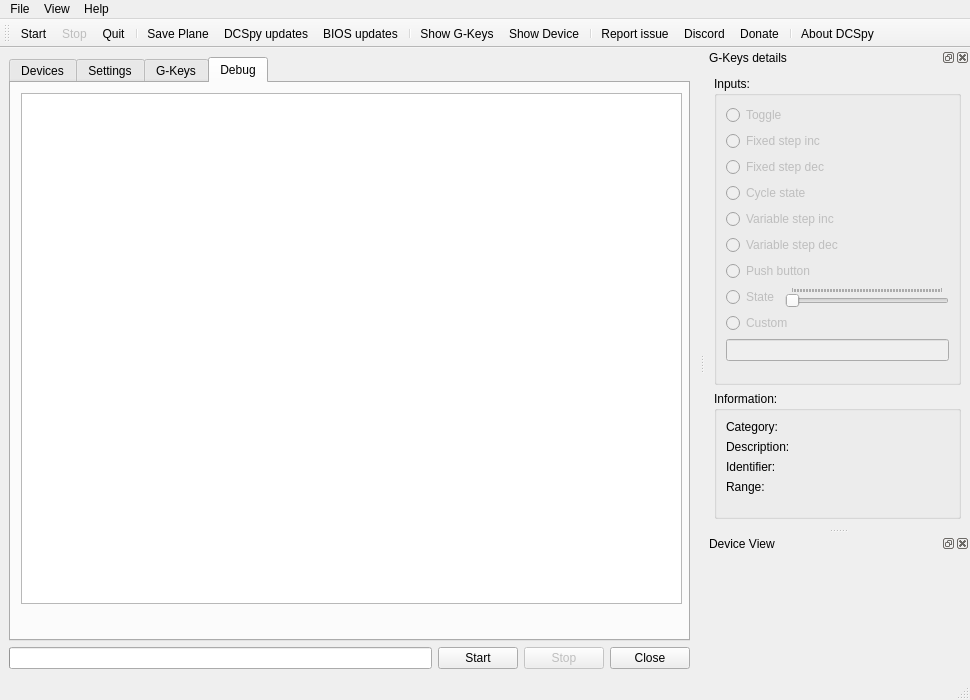
First picture: the form in src/dcspy/ui/qtdcs.ui, repository emcek/dcspy, before the edit.
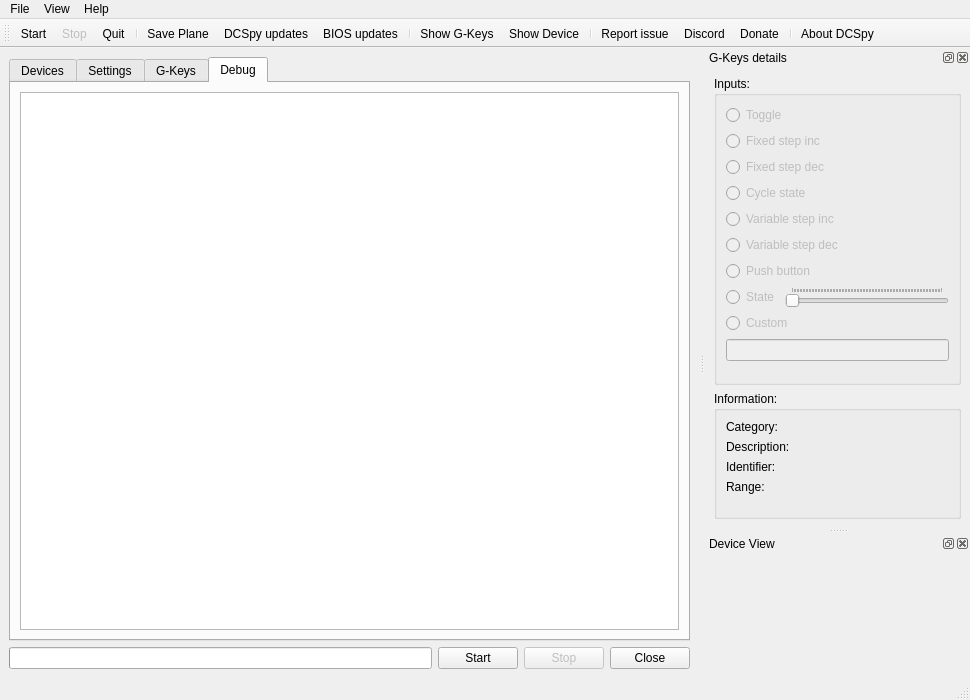
Second picture: the form after the edit. The open tabs and pages were chosen to show the change. Icons and pictures are not drawn.

The edit to the form file:
```diff
--- a/src/dcspy/ui/qtdcs.ui
+++ b/src/dcspy/ui/qtdcs.ui
@@ -1368,25 +1368,25 @@
          <attribute name="title">
           <string>Debug</string>
          </attribute>
+         <layout class="QGridLayout" name="gridLayout_1">
+          <item row="1" column="0">
          <widget class="QTextEdit" name="te_debug">
-          <property name="geometry">
-           <rect>
-            <x>10</x>
-            <y>10</y>
-            <width>661</width>
-            <height>511</height>
-           </rect>
-          </property>
           <property name="font">
            <font>
             <family>Courier</family>
-            <pointsize>16</pointsize>
+              <pointsize>12</pointsize>
+              <bold>true</bold>
            </font>
           </property>
           <property name="lineWrapMode">
            <enum>QTextEdit::LineWrapMode::NoWrap</enum>
           </property>
-         </widget>
+            <property name="textInteractionFlags">
+             <set>Qt::TextInteractionFlag::LinksAccessibleByKeyboard|Qt::TextInteractionFlag::LinksAccessibleByMouse|Qt::TextInteractionFlag::TextBrowserInteraction|Qt::TextInteractionFlag::TextSelectableByKeyboard|Qt::TextInteractionFlag::TextSelectableByMouse</set>
+            </property>
+           </widget>
+          </item>
+         </layout>
         </widget>
        </widget>
       </item>
```
Lines whose indentation alone changed are shown as unchanged.
